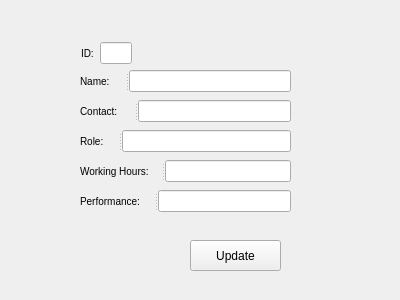
This is updateemployee.ui in SamirTaous/DeliveryManagement as Qt 5 draws it before an edit. The edited form follows.
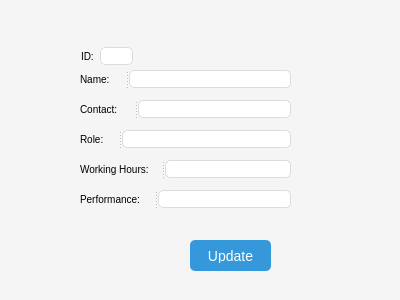
This is the edited form.

Commit message: style changes to project w/ modifications

Patch:
```diff
--- a/updateemployee.ui
+++ b/updateemployee.ui
@@ -13,13 +13,44 @@
   <property name="windowTitle">
    <string>Form</string>
   </property>
+  <property name="styleSheet">
+   <string notr="true">QWidget#UpdateEmployee {
+    background-color: #f5f5f5;
+}
+
+QPushButton#UpdateButton {
+    background-color: #3498db;
+    font-size: 14px;
+    color: white;
+    border: none;
+    border-radius: 5px;
+    cursor: pointer;
+    padding: 8px 16px;
+    transition: background-color 0.3s;
+}
+
+QPushButton#UpdateButton:hover {
+    background-color: #2980b9;
+}
+
+QLabel {
+    font-size: 10px;
+}
+
+QLineEdit {
+    border: 1px solid #dcdcdc;
+    border-radius: 5px;
+}
+
+</string>
+  </property>
   <widget class="QSplitter" name="splitter_5">
    <property name="geometry">
     <rect>
      <x>80</x>
      <y>190</y>
      <width>211</width>
-     <height>22</height>
+     <height>18</height>
     </rect>
    </property>
    <property name="orientation">
@@ -43,7 +74,7 @@
      <x>80</x>
      <y>100</y>
      <width>211</width>
-     <height>22</height>
+     <height>18</height>
     </rect>
    </property>
    <property name="orientation">
@@ -67,7 +98,7 @@
      <x>80</x>
      <y>70</y>
      <width>211</width>
-     <height>22</height>
+     <height>18</height>
     </rect>
    </property>
    <property name="orientation">
@@ -75,9 +106,7 @@
    </property>
    <widget class="QLabel" name="NameLabel">
     <property name="styleSheet">
-     <string notr="true">QLabel{
-font-size: 10px;
-}</string>
+     <string notr="true"/>
     </property>
     <property name="text">
      <string>Name:</string>
@@ -91,7 +120,7 @@
      <x>80</x>
      <y>130</y>
      <width>211</width>
-     <height>22</height>
+     <height>18</height>
     </rect>
    </property>
    <property name="orientation">
@@ -115,7 +144,7 @@
      <x>80</x>
      <y>160</y>
      <width>211</width>
-     <height>22</height>
+     <height>18</height>
     </rect>
    </property>
    <property name="orientation">
@@ -138,7 +167,7 @@
     <rect>
      <x>190</x>
      <y>240</y>
-     <width>91</width>
+     <width>81</width>
      <height>31</height>
     </rect>
    </property>
@@ -146,13 +175,13 @@
     <string>Update</string>
    </property>
   </widget>
-  <widget class="QWidget" name="">
+  <widget class="QWidget" name="layoutWidget">
    <property name="geometry">
     <rect>
      <x>81</x>
      <y>41</y>
-     <width>51</width>
-     <height>24</height>
+     <width>52</width>
+     <height>30</height>
     </rect>
    </property>
    <layout class="QHBoxLayout" name="horizontalLayout">
```
The commit also changes 17 other files.
